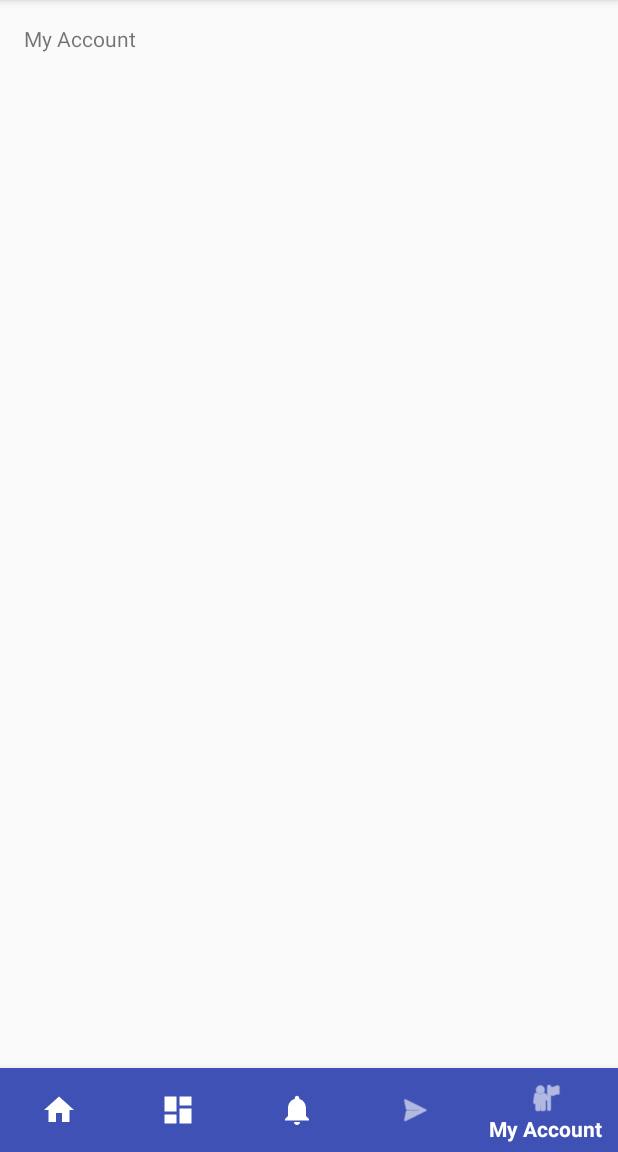
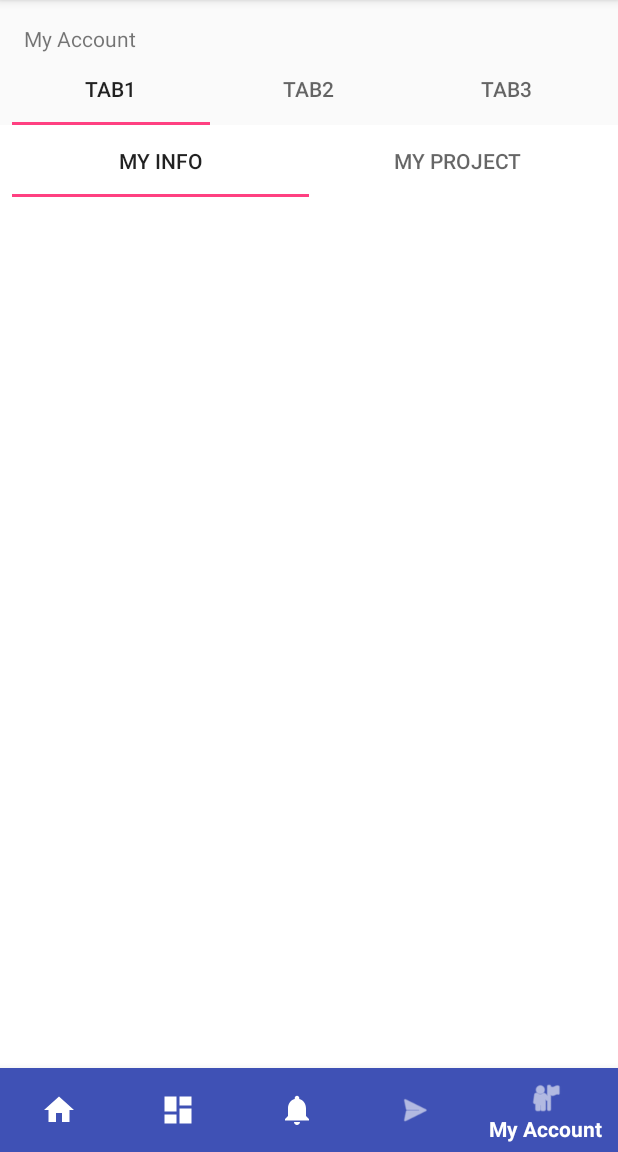
Before and after one commit to ViriusLevan/VisionShare, an Android app: the screen it shows after launch (Main), item 5 of the bottom bar chosen, on a phone screen of 412 x 824 dp, the part 84-1236 px from its top. Run offline under Robolectric (Android 15) with nearby library versions, the phone set to English and light mode, and no system bars; 2 statements that could not run were skipped.

Commit message:
Failed Fragment Inflater

```diff
--- /dev/null
+++ b/app/src/main/java/com/example/android/visionshare/FragmentTabPageAdapter.java
@@ -0,0 +1,35 @@
+package com.example.android.visionshare;
+
+import android.content.Context;
+import android.support.v4.app.Fragment;
+import android.support.v4.app.FragmentManager;
+import android.support.v4.app.FragmentPagerAdapter;
+
+public class FragmentTabPageAdapter extends FragmentPagerAdapter {
+
+    final int PAGE_COUNT = 3;
+    private String tabTitles[] = new String[] { "Tab1", "Tab2", "Tab3" };
+    private Context context;
+
+    public FragmentTabPageAdapter(FragmentManager fm, Context context) {
+        super(fm);
+        this.context = context;
+    }
+
+    @Override
+    public int getCount() {
+        return PAGE_COUNT;
+    }
+
+    @Override
+    public Fragment getItem(int position) {
+        return TabPageFragment.newInstance(position + 1);
+    }
+
+    @Override
+    public CharSequence getPageTitle(int position) {
+        // Generate title based on item position
+        return tabTitles[position];
+    }
+
+}
--- a/app/src/main/java/com/example/android/visionshare/Main.java
+++ b/app/src/main/java/com/example/android/visionshare/Main.java
@@ -3,6 +3,8 @@ package com.example.android.visionshare;
 import android.os.Bundle;
 import android.support.annotation.NonNull;
 import android.support.design.widget.BottomNavigationView;
+import android.support.v4.app.Fragment;
+import android.support.v4.app.FragmentTransaction;
 import android.support.v7.app.AppCompatActivity;
 import android.view.MenuItem;
 import android.widget.TextView;
@@ -16,24 +18,35 @@ public class Main extends AppCompatActivity {
 
         @Override
         public boolean onNavigationItemSelected(@NonNull MenuItem item) {
+            Fragment selectedFragment = null;
             switch (item.getItemId()) {
                 case R.id.navigation_home:
                     mTextMessage.setText(R.string.title_home);
-                    return true;
+                    selectedFragment = Submission.newInstance();
+                    break;
                 case R.id.navigation_trending:
-                    mTextMessage.setText(R.string.title_dashboard);
-                    return true;
+                    mTextMessage.setText(R.string.title_trending);
+                    selectedFragment = Submission.newInstance();
+                    break;
                 case R.id.navigation_news:
-                    mTextMessage.setText(R.string.title_notifications);
-                    return true;
+                    mTextMessage.setText(R.string.title_news);
+                    selectedFragment = Submission.newInstance();
+                    break;
                 case R.id.navigation_submission:
                     mTextMessage.setText(R.string.title_submission);
-                    return true;
+                    selectedFragment = Submission.newInstance();
+                    break;
                 case R.id.navigation_my_account:
                     mTextMessage.setText(R.string.title_my_account);
-                    return true;
+                    selectedFragment = My_Account.newInstance();
+                    break;
+
+
             }
-            return false;
+            FragmentTransaction transaction = getSupportFragmentManager().beginTransaction();
+            transaction.replace(R.id.container, selectedFragment);
+            transaction.commit();
+            return true;
         }
     };
 
@@ -47,5 +60,11 @@ public class Main extends AppCompatActivity {
         navigation.setOnNavigationItemSelectedListener(mOnNavigationItemSelectedListener);
     }
 
+    /*
+    //Manually displaying the first fragment - one time only
+    FragmentTransaction transaction = getSupportFragmentManager().beginTransaction();
+    transaction.replace(R.id.frame_layout, ItemOneFragment.newInstance());
+    transaction.commit();
+    */
 
 }
--- a/app/src/main/java/com/example/android/visionshare/My_Account.java
+++ b/app/src/main/java/com/example/android/visionshare/My_Account.java
@@ -1,4 +1,54 @@
 package com.example.android.visionshare;
 
-public class My_Account {
+import android.os.Bundle;
+import android.support.annotation.Nullable;
+import android.support.design.widget.TabLayout;
+import android.support.v4.app.Fragment;
+import android.support.v4.view.ViewPager;
+import android.view.LayoutInflater;
+import android.view.View;
+import android.view.ViewGroup;
+
+public class My_Account extends Fragment {
+
+
+    @Override
+    public View onCreateView (LayoutInflater inflater,ViewGroup container,
+                              Bundle savedInstanceState){
+
+        return inflater.inflate(R.layout.fragment_my_account, container, false);
+
+    }
+
+    @Override
+    public void onViewCreated(View view, @Nullable Bundle savedInstanceState) {
+
+        // Get the ViewPager and set it's PagerAdapter so that it can display items
+        ViewPager viewPager = (ViewPager) getView().findViewById(R.id.viewpager);
+        viewPager.setAdapter(new FragmentTabPageAdapter(getFragmentManager(),
+                getActivity().getApplicationContext()));
+
+        // Give the TabLayout the ViewPager
+        TabLayout tabLayout = (TabLayout) getView().findViewById(R.id.my_account_tabs);
+        tabLayout.setupWithViewPager(viewPager);
+
+    }
+
+    @Override
+    public void onActivityCreated (Bundle savedInstanceState){
+        super.onActivityCreated(savedInstanceState);
+
+
+    }
+
+    public static My_Account newInstance() {
+        My_Account fragment = new My_Account();
+        return fragment;
+    }
+
+    @Override
+    public void onCreate(Bundle savedInstanceState) {
+        super.onCreate(savedInstanceState);
+    }
+
 }
--- /dev/null
+++ b/app/src/main/java/com/example/android/visionshare/TabPageFragment.java
@@ -0,0 +1,39 @@
+package com.example.android.visionshare;
+
+import android.os.Bundle;
+import android.support.v4.app.Fragment;
+import android.view.LayoutInflater;
+import android.view.View;
+import android.view.ViewGroup;
+import android.widget.TextView;
+
+public class TabPageFragment extends Fragment{
+
+    public static final String ARG_PAGE = "ARG_PAGE";
+
+    private int mPage;
+
+    public static TabPageFragment newInstance(int page) {
+        Bundle args = new Bundle();
+        args.putInt(ARG_PAGE, page);
+        TabPageFragment fragment = new TabPageFragment();
+        fragment.setArguments(args);
+        return fragment;
+    }
+
+    @Override
+    public void onCreate(Bundle savedInstanceState) {
+        super.onCreate(savedInstanceState);
+        mPage = getArguments().getInt(ARG_PAGE);
+    }
+
+    @Override
+    public View onCreateView(LayoutInflater inflater, ViewGroup container,
+                             Bundle savedInstanceState) {
+        View view = inflater.inflate(R.layout.fragment_my_account, container, false);
+        TextView textView = (TextView) view;
+        textView.setText("Fragment #" + mPage);
+        return view;
+    }
+
+}
--- a/app/src/main/res/layout/activity_main.xml
+++ b/app/src/main/res/layout/activity_main.xml
@@ -1,17 +1,19 @@
 <?xml version="1.0" encoding="utf-8"?>
-<android.support.constraint.ConstraintLayout xmlns:android="http://schemas.android.com/apk/res/android"
+<RelativeLayout xmlns:android="http://schemas.android.com/apk/res/android"
     xmlns:app="http://schemas.android.com/apk/res-auto"
     xmlns:tools="http://schemas.android.com/tools"
+    android:orientation="vertical"
     android:layout_width="match_parent"
     android:layout_height="match_parent"
     tools:context=".Main">
 
     <TextView
         android:id="@+id/message"
-        android:layout_width="80dp"
-        android:layout_height="53dp"
+        android:layout_width="wrap_content"
+        android:layout_height="wrap_content"
         android:layout_marginLeft="16dp"
         android:layout_marginTop="@dimen/activity_vertical_margin"
+        android:layout_alignParentTop="true"
         android:text="@string/title_home"
         app:layout_constraintLeft_toLeftOf="parent"
         app:layout_constraintTop_toTopOf="parent" />
@@ -20,21 +22,22 @@
         android:id="@+id/container"
         android:layout_width="match_parent"
         android:layout_height="match_parent"
+        android:layout_above="@+id/navigationView"
+        android:layout_below="@+id/message"
+        android:animateLayoutChanges="true"
         app:layout_behavior="@string/appbar_scrolling_view_behavior"
         tools:layout_editor_absoluteX="46dp"
         tools:layout_editor_absoluteY="26dp" />
 
     <android.support.design.widget.BottomNavigationView
         android:id="@+id/navigationView"
-        android:layout_width="0dp"
+        android:layout_width="match_parent"
         android:layout_height="wrap_content"
+        android:layout_alignParentBottom="true"
         android:background="?android:attr/windowBackground"
         app:itemBackground="@color/colorPrimary"
         app:itemIconTint="@android:color/white"
         app:itemTextColor="@android:color/white"
-        app:layout_constraintBottom_toBottomOf="parent"
-        app:layout_constraintLeft_toLeftOf="parent"
-        app:layout_constraintRight_toRightOf="parent"
         app:menu="@menu/navigation" />
 
-</android.support.constraint.ConstraintLayout>
+</RelativeLayout>
--- a/app/src/main/res/layout/fragment_my_account.xml
+++ b/app/src/main/res/layout/fragment_my_account.xml
@@ -1,14 +1,21 @@
 <?xml version="1.0" encoding="utf-8"?>
-<android.support.constraint.ConstraintLayout
-    xmlns:android="http://schemas.android.com/apk/res/android"
+<LinearLayout xmlns:android="http://schemas.android.com/apk/res/android"
+    xmlns:app="http://schemas.android.com/apk/res-auto"
     xmlns:tools="http://schemas.android.com/tools"
+    android:orientation="vertical"
     android:layout_width="match_parent"
     android:layout_height="match_parent">
 
     <android.support.design.widget.TabLayout
-        android:layout_width="368dp"
-        android:layout_height="495dp"
-        tools:layout_editor_absoluteX="8dp"
+        android:id="@+id/my_account_tabs"
+        android:layout_width="match_parent"
+        android:layout_height="wrap_content"
+        android:layout_marginEnd="8dp"
+        android:layout_marginLeft="8dp"
+        android:layout_marginRight="8dp"
+        android:layout_marginStart="8dp"
+        app:layout_constraintEnd_toEndOf="parent"
+        app:layout_constraintStart_toStartOf="parent"
         tools:layout_editor_absoluteY="8dp">
 
         <android.support.design.widget.TabItem
@@ -22,4 +29,12 @@
             android:text="My Project" />
 
     </android.support.design.widget.TabLayout>
-</android.support.constraint.ConstraintLayout>
+
+    <android.support.v4.view.ViewPager
+        android:id="@+id/viewpager"
+        android:layout_width="match_parent"
+        android:layout_height="0px"
+        android:layout_weight="1"
+        android:background="@android:color/white" />
+
+</LinearLayout>
--- /dev/null
+++ b/app/src/main/res/layout/fragment_my_account_info.xml
@@ -0,0 +1,6 @@
+<?xml version="1.0" encoding="utf-8"?>
+<android.support.constraint.ConstraintLayout
+    xmlns:android="http://schemas.android.com/apk/res/android" android:layout_width="match_parent"
+    android:layout_height="match_parent">
+
+</android.support.constraint.ConstraintLayout>
--- a/app/src/main/res/menu/navigation.xml
+++ b/app/src/main/res/menu/navigation.xml
@@ -10,12 +10,12 @@
     <item
         android:id="@+id/navigation_trending"
         android:icon="@drawable/ic_dashboard_black_24dp"
-        android:title="@string/title_dashboard" />
+        android:title="@string/title_trending" />
 
     <item
         android:id="@+id/navigation_news"
         android:icon="@drawable/ic_notifications_black_24dp"
-        android:title="@string/title_notifications" />
+        android:title="@string/title_news" />
 
     <item
         android:id="@+id/navigation_submission"
--- a/app/src/main/res/values/strings.xml
+++ b/app/src/main/res/values/strings.xml
@@ -1,8 +1,8 @@
 <resources>
     <string name="app_name">Vision Share</string>
     <string name="title_home">Home</string>
-    <string name="title_dashboard">Dashboard</string>
-    <string name="title_notifications">Notifications</string>
+    <string name="title_trending">Dashboard</string>
+    <string name="title_news">Notifications</string>
     <string name="title_submission">Submission</string>
     <string name="title_my_account">My Account</string>
 </resources>
```
Also changed, not shown: app/src/main/java/com/example/android/visionshare/Submission.java (+24 -1 lines), app/src/main/res/layout/fragment_my_account_projects.xml (added, +12 -0 lines).
